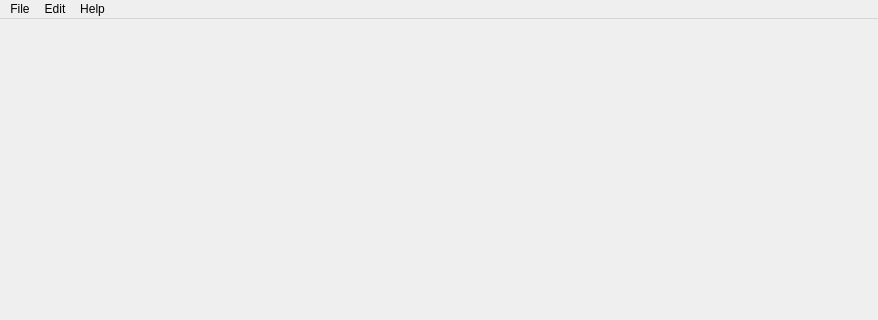
GeorgH93/QLogViewer, file src/MainWindow.ui: the form before one commit; both pictures show x 0 to 878 and y 0 to 320 of the 878 by 838 pixel window.
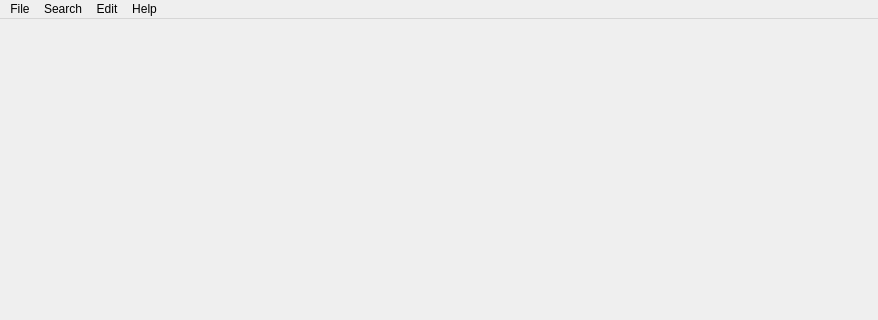
The form after the commit. Icons and pictures are not drawn.

Commit message: Release LogViwerTabs after closing them

```diff
--- a/src/MainWindow.ui
+++ b/src/MainWindow.ui
@@ -163,7 +163,13 @@
     <addaction name="actionAbout"/>
     <addaction name="actionAboutQT"/>
    </widget>
+   <widget class="QMenu" name="menuSearch">
+    <property name="title">
+     <string>Search</string>
+    </property>
+   </widget>
    <addaction name="menuFile"/>
+   <addaction name="menuSearch"/>
    <addaction name="menuEdit"/>
    <addaction name="menuHelp"/>
   </widget>
```
The commit also changes 1 other file.
